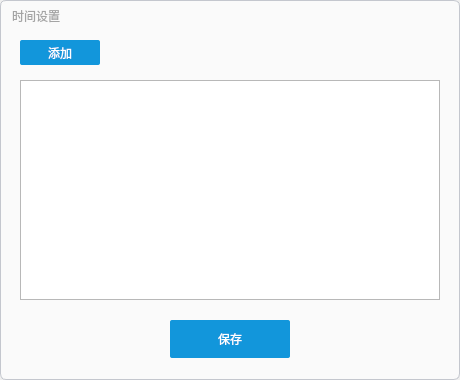
Before: the Qt Designer form setting.ui in jlqwer/countdown, drawn with Qt 5.
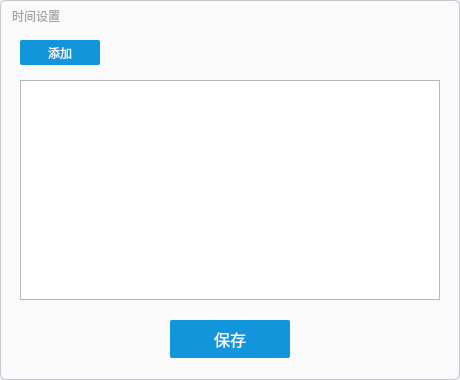
After: the same form once the commit is applied. Icons and pictures are not drawn.

Commit message: 调整UI

```diff
--- a/setting.ui
+++ b/setting.ui
@@ -151,6 +151,12 @@
       <height>10000002</height>
      </size>
     </property>
+    <property name="font">
+     <font>
+      <family>MiSans</family>
+      <pointsize>12</pointsize>
+     </font>
+    </property>
     <property name="cursor">
      <cursorShape>PointingHandCursor</cursorShape>
     </property>
```
